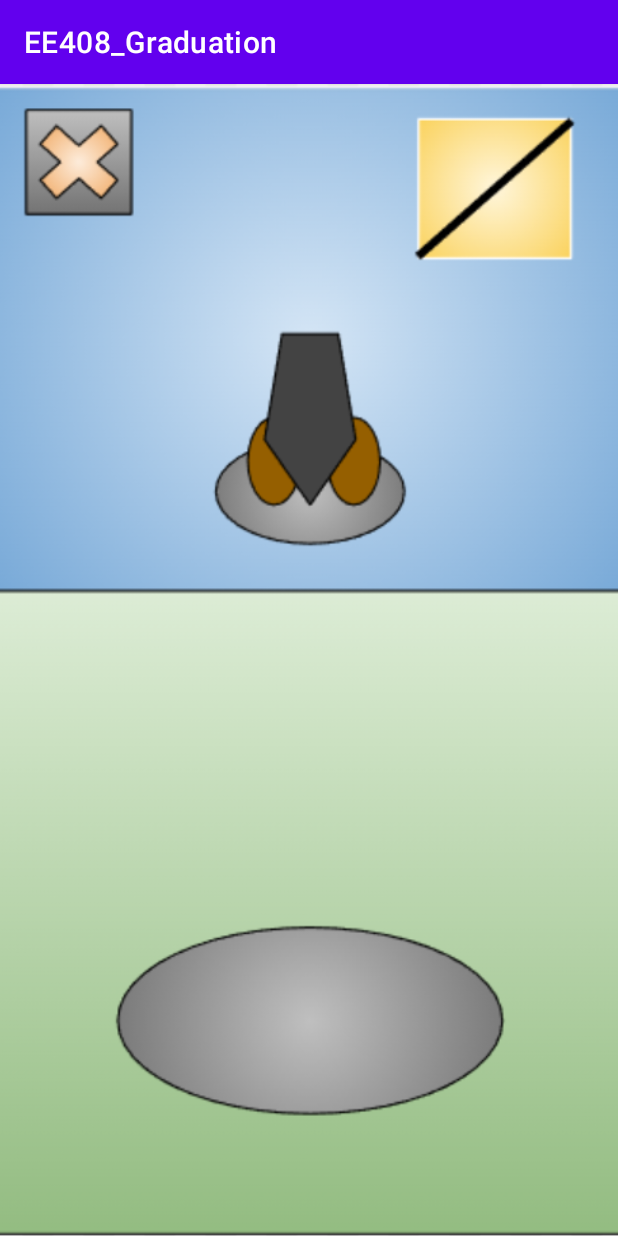
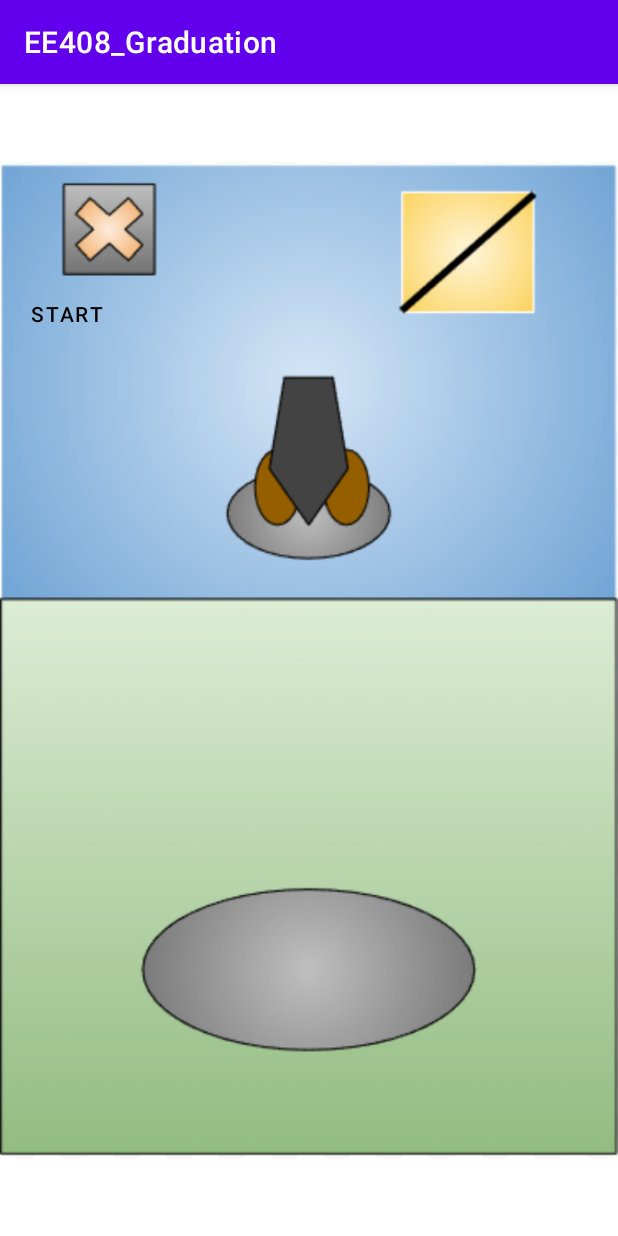
Before and after one commit to neureubd/EE408_Graduation, an Android app: the GameView screen opened directly, with no data from a screen before it, on a phone screen of 412 x 824 dp. Run offline under Robolectric (Android 15) with nearby library versions, the phone set to English and light mode, and no system bars.

Commit message:
fixed game view relative layout and added button to start game

```diff
--- a/app/src/main/java/com/zybooks/ee408_graduation/GameView.java
+++ b/app/src/main/java/com/zybooks/ee408_graduation/GameView.java
@@ -10,6 +10,7 @@ import android.widget.Button;
 
 public class GameView extends AppCompatActivity {
     private Button gameBack;
+    private Button gameStart;
 
     @Override
     protected void onCreate(Bundle savedInstanceState) {
@@ -17,6 +18,14 @@ public class GameView extends AppCompatActivity {
         setContentView(R.layout.activity_game_view);
 
         gameBack = (Button) findViewById(R.id.gameBack);
+        gameStart = (Button) findViewById(R.id.gameStart);
+
+        gameStart.setOnClickListener(new View.OnClickListener() {
+            @Override
+            public void onClick(View view) {
+
+            }
+        });
 
         gameBack.setOnClickListener(new View.OnClickListener() {
             @Override
@@ -33,3 +42,13 @@ public class GameView extends AppCompatActivity {
     }
 }
 //Test. - Dalton
+/*
+* Notes for making the game
+* on start button summon book and arrow
+* when swipe book correct arrow gone
+* summon broken book
+* summon book and new arrow
+* new book appear
+* repeat...
+* when final number == goal number end game
+* */
--- a/app/src/main/res/layout/activity_game_view.xml
+++ b/app/src/main/res/layout/activity_game_view.xml
@@ -1,5 +1,6 @@
 <?xml version="1.0" encoding="utf-8"?>
-<androidx.constraintlayout.widget.ConstraintLayout xmlns:android="http://schemas.android.com/apk/res/android"
+
+<RelativeLayout xmlns:android="http://schemas.android.com/apk/res/android"
     xmlns:app="http://schemas.android.com/apk/res-auto"
     xmlns:tools="http://schemas.android.com/tools"
     android:layout_width="match_parent"
@@ -10,11 +11,13 @@
         android:id="@+id/gameBack"
         android:layout_width="70dp"
         android:layout_height="68dp"
+        android:layout_alignParentStart="true"
         android:layout_alignParentBottom="true"
-        android:layout_centerHorizontal="true"
-        android:layout_marginTop="48dp"
+        android:layout_marginStart="38dp"
+
+        android:layout_marginTop="16dp"
+        android:layout_marginBottom="618dp"
         android:background="#00FFFFFF"
-
         android:textSize="30sp"
         app:layout_constraintEnd_toEndOf="parent"
         app:layout_constraintHorizontal_bias="0.046"
@@ -31,5 +34,20 @@
         app:layout_constraintTop_toTopOf="parent"
         app:srcCompat="@drawable/bg" />
 
+    <Button
+        android:id="@+id/gameStart"
+        android:layout_width="wrap_content"
+        android:layout_height="wrap_content"
+        android:layout_alignParentStart="true"
+        android:layout_alignParentTop="true"
+        android:layout_marginStart="0dp"
+        android:layout_marginTop="129dp"
+        android:background="#00FFFFFF"
+        android:text="Start"
+        android:textColor="@color/black"
+        app:layout_constraintStart_toStartOf="parent"
+        app:layout_constraintTop_toBottomOf="@+id/gameBack" />
 
-</androidx.constraintlayout.widget.ConstraintLayout>
+
+
+</RelativeLayout>
```
